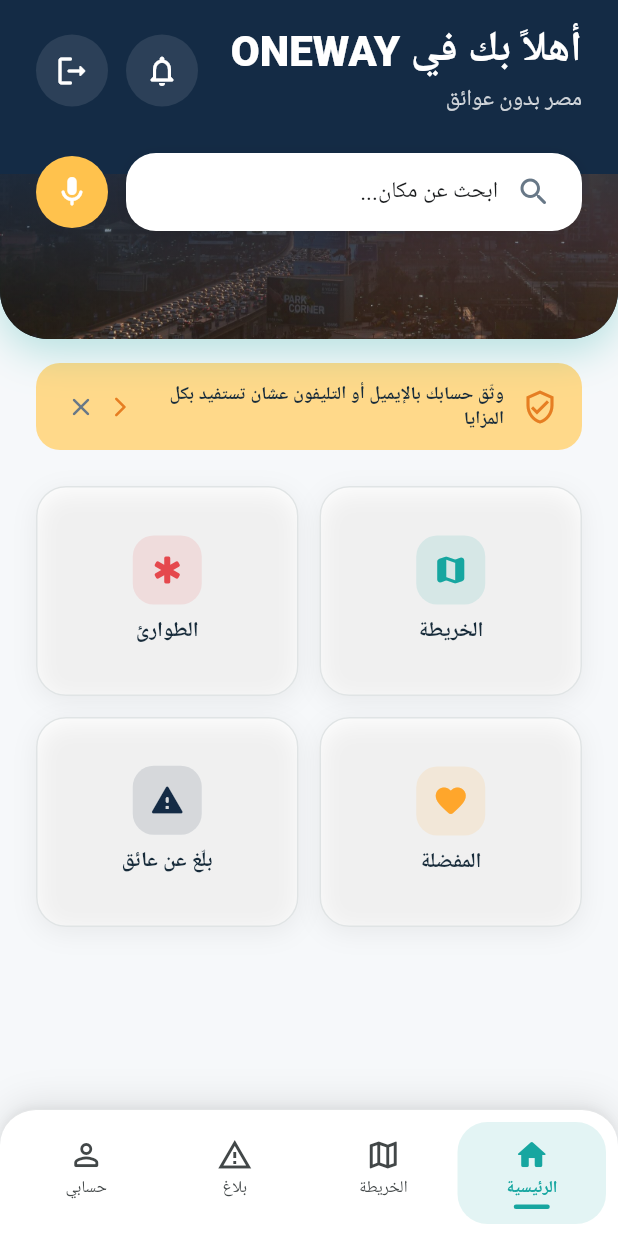
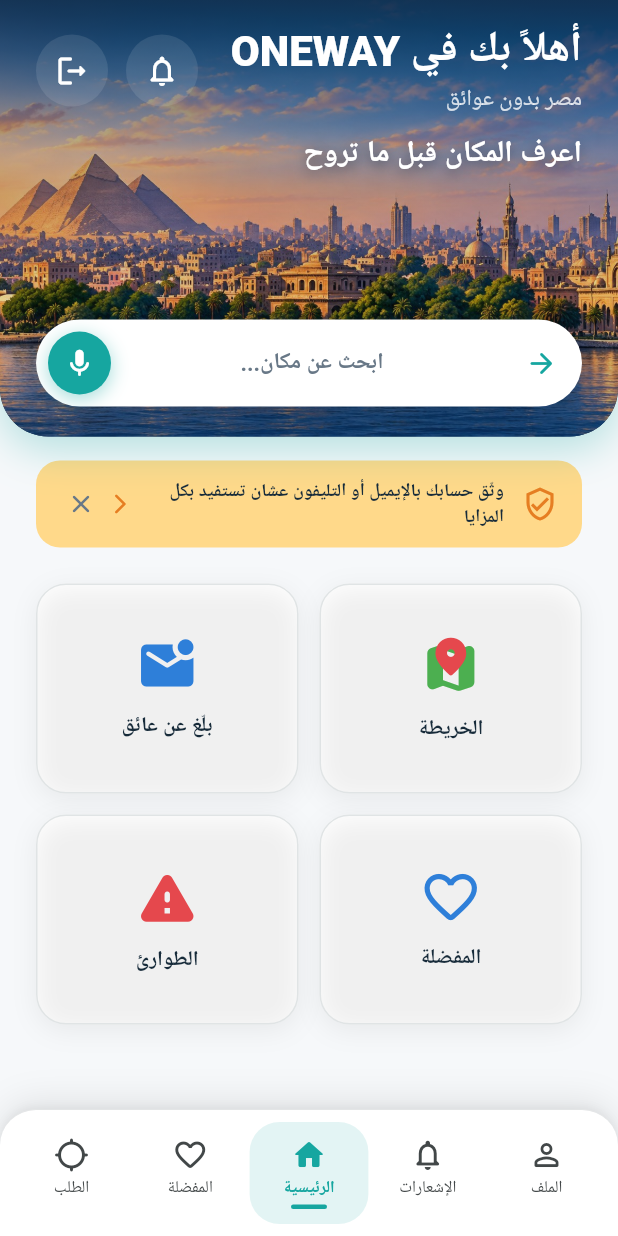
Before and after one commit to Abdulrahman-Mady/ONEWAY, a Flutter app: the HomeDashboardWidget screen opened directly, on a phone screen of 412 x 824 dp. Run offline on Flutter 3.47's test engine with Material 3 defaults, Android fonts, the phone set to English and light mode, and no system bars; our stand-ins replace auto_size_text, cached_network_image, cloud_firestore, cloud_functions, connectivity_plus, dropdown_button2 and 25 more; missing offline and left inert: json_path, pointer_interceptor; accounts and stored records are empty; Roboto replaces fonts that are missing (Cairo).

Commit message:
redesign: home screen to mockup - illustrated skyline band, tagline, search pill with teal mic, colorful grid icons, 5-item bottom nav
Adds AI-generated Cairo skyline illustration (from user's mockup as
reference, recorded in CREDITS.md). Grid icons now match the mockup's
colorful style: map+pin, envelope, heart outline, warning triangle.
Bottom nav: الملف، الإشعارات، الرئيسية، المفضلة، الطلب - all real routes.

```diff
--- a/lib/components/bottom_nav_child/bottom_nav_child_widget.dart
+++ b/lib/components/bottom_nav_child/bottom_nav_child_widget.dart
@@ -45,6 +45,22 @@ class _BottomNavChildWidgetState extends State<BottomNavChildWidget> {
       children: [
         _buildNavItem(
           index: 0,
+          label: 'الملف',
+          icon: Icons.person_outline_rounded,
+          activeIcon: Icons.person_rounded,
+          currentIndex: currentIndex,
+          onTap: onTap,
+        ),
+        _buildNavItem(
+          index: 1,
+          label: 'الإشعارات',
+          icon: Icons.notifications_none_rounded,
+          activeIcon: Icons.notifications_rounded,
+          currentIndex: currentIndex,
+          onTap: onTap,
+        ),
+        _buildNavItem(
+          index: 2,
           label: 'الرئيسية',
           icon: Icons.home_rounded,
           activeIcon: Icons.home_rounded,
@@ -52,26 +68,18 @@ class _BottomNavChildWidgetState extends State<BottomNavChildWidget> {
           onTap: onTap,
         ),
         _buildNavItem(
-          index: 1,
-          label: 'الخريطة',
-          icon: Icons.map_outlined,
-          activeIcon: Icons.map_rounded,
+          index: 3,
+          label: 'المفضلة',
+          icon: Icons.favorite_outline_rounded,
+          activeIcon: Icons.favorite_rounded,
           currentIndex: currentIndex,
           onTap: onTap,
         ),
         _buildNavItem(
-          index: 2,
-          label: 'بلاغ',
-          icon: Icons.report_problem_outlined,
-          activeIcon: Icons.report_problem_rounded,
-          currentIndex: currentIndex,
-          onTap: onTap,
-        ),
-        _buildNavItem(
-          index: 3,
-          label: 'حسابي',
-          icon: Icons.person_outline_rounded,
-          activeIcon: Icons.person_rounded,
+          index: 4,
+          label: 'الطلب',
+          icon: Icons.gps_not_fixed_rounded,
+          activeIcon: Icons.gps_fixed_rounded,
           currentIndex: currentIndex,
           onTap: onTap,
         ),
--- a/lib/pages/home_dashboard/home_dashboard_widget.dart
+++ b/lib/pages/home_dashboard/home_dashboard_widget.dart
@@ -247,32 +247,28 @@ class _HomeDashboardWidgetState extends State<HomeDashboardWidget>
         child: Stack(
           alignment: Alignment.topCenter,
           children: [
-            // Cairo skyline band along the header's bottom edge.
-            Positioned(
-              left: 0,
-              right: 0,
-              bottom: 0,
+            // Illustrated Cairo skyline band (mockup art) filling the header.
+            Positioned.fill(
               child: Image.asset(
-                'assets/images/hero_cairo_city.jpg',
-                height: 110,
+                'assets/images/home_skyline_band.jpg',
                 fit: BoxFit.cover,
-                alignment: const Alignment(0, 0.5),
+                alignment: Alignment.bottomCenter,
               ),
             ),
-            Positioned(
-              left: 0,
-              right: 0,
-              bottom: 0,
-              height: 110,
+            // Navy veil for legibility: strong on top, soft over the art.
+            Positioned.fill(
               child: DecoratedBox(
                 decoration: BoxDecoration(
                   gradient: LinearGradient(
                     begin: Alignment.topCenter,
                     end: Alignment.bottomCenter,
                     colors: [
-                      theme.navy.withValues(alpha: 0.75),
-                      theme.navy.withValues(alpha: 0.15),
+                      theme.navy.withValues(alpha: 0.88),
+                      theme.navy.withValues(alpha: 0.25),
+                      theme.navy.withValues(alpha: 0.10),
+                      theme.navy.withValues(alpha: 0.35),
                     ],
+                    stops: const [0.0, 0.35, 0.7, 1.0],
                   ),
                 ),
               ),
@@ -280,7 +276,7 @@ class _HomeDashboardWidgetState extends State<HomeDashboardWidget>
             SafeArea(
               bottom: false,
               child: Padding(
-                padding: const EdgeInsets.fromLTRB(24, 16, 24, 72),
+                padding: const EdgeInsets.fromLTRB(24, 16, 24, 20),
           child: Column(
             crossAxisAlignment: CrossAxisAlignment.start,
             children: [
@@ -329,22 +325,30 @@ class _HomeDashboardWidgetState extends State<HomeDashboardWidget>
                   ),
                 ],
               ),
-              const SizedBox(height: 24),
-              // Search Bar + Voice Assistant
-              Row(
-                children: [
-                  Expanded(
-                    child: _SearchBar(
-                      onTap: () => context.pushNamed(SearchFiltersWidget.routeName),
+              const SizedBox(height: 10),
+              // Mockup tagline over the skyline art.
+              Text(
+                'اعرف المكان قبل ما تروح',
+                style: theme.titleLarge.copyWith(
+                  fontSize: 20,
+                  fontWeight: FontWeight.w800,
+                  color: Colors.white,
+                  height: 1.4,
+                  shadows: [
+                    Shadow(
+                      color: theme.navyDark.withValues(alpha: 0.6),
+                      blurRadius: 10,
+                      offset: const Offset(0, 2),
                     ),
-                  ),
-                  const SizedBox(width: 12),
-                  _HeroActionButton(
-                    icon: Icons.mic_rounded,
-                    backgroundColor: theme.gold,
-                    onTap: () => context.goNamed(VoiceAssistantInterfaceWidget.routeName),
-                  ),
-                ],
+                  ],
+                ),
+              ),
+              const SizedBox(height: 96),
+              // Mockup search pill: teal arrow, hint text, teal mic circle.
+              _SearchBar(
+                onTap: () => context.pushNamed(SearchFiltersWidget.routeName),
+                onMicTap: () =>
+                    context.goNamed(VoiceAssistantInterfaceWidget.routeName),
               ),
             ],
           ),
@@ -355,37 +359,34 @@ class _HomeDashboardWidgetState extends State<HomeDashboardWidget>
       );
   }
 
-  // Mockup quick-action grid: 2x2 white cards (map, SOS, favorites, report).
+  // Mockup quick-action grid: 2x2 white cards with colorful custom icons.
   Widget _buildQuickActions(FlutterFlowTheme theme) {
     final items = <({
       String label,
-      IconData icon,
-      Color color,
+      Widget icon,
       void Function() onTap,
     })>[
       (
         label: 'الخريطة',
-        icon: Icons.map_rounded,
-        color: theme.primary,
+        icon: _MapPinIcon(size: 44),
         onTap: () => context.pushNamed(ExploreMapWidget.routeName),
       ),
       (
-        label: 'الطوارئ',
-        icon: Icons.emergency_rounded,
-        color: theme.error,
-        onTap: () => context.goNamed(EmergencySOSWidget.routeName),
+        label: 'بلّغ عن عائق',
+        icon: const Icon(Icons.mark_email_unread_rounded,
+            color: Color(0xFF2E7FD9), size: 42),
+        onTap: () => context.pushNamed(SubmitAccessibilityReportWidget.routeName),
       ),
       (
         label: 'المفضلة',
-        icon: Icons.favorite_rounded,
-        color: theme.tertiary,
+        icon: const Icon(Icons.favorite_outline_rounded,
+            color: Color(0xFF2E7FD9), size: 42),
         onTap: () => context.pushNamed(FavoritesPageWidget.routeName),
       ),
       (
-        label: 'بلّغ عن عائق',
-        icon: Icons.report_problem_rounded,
-        color: theme.navy,
-        onTap: () => context.pushNamed(SubmitAccessibilityReportWidget.routeName),
+        label: 'الطوارئ',
+        icon: Icon(Icons.warning_rounded, color: theme.error, size: 44),
+        onTap: () => context.goNamed(EmergencySOSWidget.routeName),
       ),
     ];
     return GridView.count(
@@ -420,16 +421,8 @@ class _HomeDashboardWidgetState extends State<HomeDashboardWidget>
                 child: Column(
                   mainAxisAlignment: MainAxisAlignment.center,
                   children: [
-                    Container(
-                      width: 46,
-                      height: 46,
-                      decoration: BoxDecoration(
-                        color: item.color.withValues(alpha: 0.12),
-                        borderRadius: BorderRadius.circular(14),
-                      ),
-                      child: Icon(item.icon, color: item.color, size: 24),
-                    ),
-                    const SizedBox(height: 8),
+                    item.icon,
+                    const SizedBox(height: 10),
                     Text(
                       item.label,
                       style: theme.titleSmall.copyWith(
@@ -676,22 +669,55 @@ class _HomeDashboardWidgetState extends State<HomeDashboardWidget>
   Widget _buildBottomNav(FlutterFlowTheme theme) {
     return BottomNavWidget(
       child: () => BottomNavChildWidget(
-        currentIndex: 0,
+        currentIndex: 2,
         onTap: (index) {
           switch (index) {
             case 0:
-              break; // Already on home
+              context.pushNamed(UserProfileWidget.routeName);
+              break;
             case 1:
-              context.pushNamed(ExploreMapWidget.routeName);
+              context.pushNamed(NotificationsPageWidget.routeName);
               break;
             case 2:
+              break; // Already on home
+            case 3:
+              context.pushNamed(FavoritesPageWidget.routeName);
+              break;
+            case 4:
               context.pushNamed(SubmitAccessibilityReportWidget.routeName);
-              break;
-            case 3:
-              context.pushNamed(UserProfileWidget.routeName);
               break;
           }
         },
+      ),
+    );
+  }
+}
+
+// Mockup-style colorful map icon: green map with a red 3D-style pin.
+class _MapPinIcon extends StatelessWidget {
+  const _MapPinIcon({this.size = 44});
+
+  final double size;
+
+  @override
+  Widget build(BuildContext context) {
+    return SizedBox(
+      width: size,
+      height: size,
+      child: Stack(
+        alignment: Alignment.center,
+        children: [
+          Positioned(
+            bottom: 0,
+            child: Icon(Icons.map_rounded,
+                color: const Color(0xFF4CAF50), size: size * 0.95),
+          ),
+          Positioned(
+            top: 0,
+            child: Icon(Icons.location_on_rounded,
+                color: const Color(0xFFE5484D), size: size * 0.7),
+          ),
+        ],
       ),
     );
   }
@@ -737,9 +763,10 @@ class _HeroActionButton extends StatelessWidget {
 }
 
 class _SearchBar extends StatelessWidget {
-  const _SearchBar({required this.onTap});
+  const _SearchBar({required this.onTap, required this.onMicTap});
 
   final VoidCallback onTap;
+  final VoidCallback onMicTap;
 
   @override
   Widget build(BuildContext context) {
@@ -748,36 +775,65 @@ class _SearchBar extends StatelessWidget {
       color: Colors.transparent,
       child: InkWell(
         onTap: onTap,
-        borderRadius: BorderRadius.circular(theme.designToken.radius.xl),
+        borderRadius: BorderRadius.circular(30),
         splashColor: theme.primary.withValues(alpha: 0.1),
         child: Container(
-          padding: const EdgeInsets.symmetric(horizontal: 20, vertical: 14),
+          padding: const EdgeInsets.symmetric(horizontal: 8, vertical: 8),
           decoration: BoxDecoration(
             color: theme.onPrimary,
-            borderRadius: BorderRadius.circular(theme.designToken.radius.xl),
+            borderRadius: BorderRadius.circular(30),
             boxShadow: [
               BoxShadow(
-                blurRadius: 8,
-                color: theme.shadow.withValues(alpha: 0.1),
-                offset: const Offset(0, 2),
+                blurRadius: 16,
+                color: theme.navyDark.withValues(alpha: 0.25),
+                offset: const Offset(0, 6),
                 spreadRadius: 0,
               ),
             ],
           ),
           child: Row(
             children: [
-              Icon(
-                Icons.search_rounded,
-                color: theme.secondaryText,
-                size: 24,
+              Padding(
+                padding: const EdgeInsets.symmetric(horizontal: 8),
+                child: Icon(
+                  Icons.arrow_back_rounded,
+                  color: theme.primary,
+                  size: 22,
+                ),
               ),
-              const SizedBox(width: 12),
-              Text(
-                'ابحث عن مكان...',
-                style: theme.bodyMedium.copyWith(
-                  fontSize: 15,
-                  color: theme.onSurface,
-                  height: 1.5,
+              Expanded(
+                child: Text(
+                  'ابحث عن مكان...',
+                  textAlign: TextAlign.center,
+                  style: theme.bodyMedium.copyWith(
+                    fontSize: 15,
+                    fontWeight: FontWeight.w600,
+                    color: theme.secondaryText,
+                    height: 1.5,
+                  ),
+                ),
+              ),
+              GestureDetector(
+                onTap: onMicTap,
+                child: Container(
+                  width: 42,
+                  height: 42,
+                  decoration: BoxDecoration(
+                    color: theme.primary,
+                    shape: BoxShape.circle,
+                    boxShadow: [
+                      BoxShadow(
+                        color: theme.primary.withValues(alpha: 0.4),
+                        blurRadius: 10,
+                        offset: const Offset(0, 3),
+                      ),
+                    ],
+                  ),
+                  child: const Icon(
+                    Icons.mic_rounded,
+                    color: Colors.white,
+                    size: 22,
+                  ),
                 ),
               ),
             ],
```
Also changed, not shown: assets/images/home_skyline_band.jpg (added), 1 other file.
